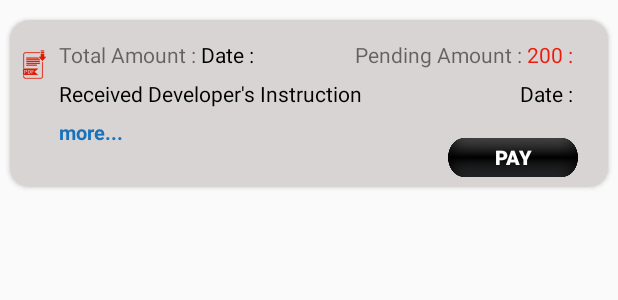
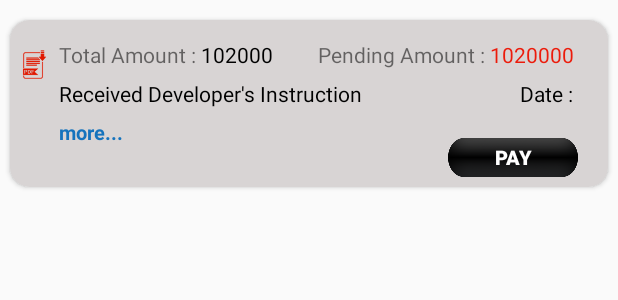
Before and after one commit to providergys/MarkLawChambers, an Android app: the layout invoice_item_list.xml on its own in the app's theme, with its tools: preview values and no code run, on a phone screen of 412 x 824 dp. Shown: the top 300 px of the screen. Run offline under Robolectric (Android 15) with nearby library versions, the light colour scheme and no system bars.

Commit message:
17 Marchhh  sunakshi commit

```diff
--- a/app/src/main/java/com/demo/adapter/AllDatatAdapter.java
+++ b/app/src/main/java/com/demo/adapter/AllDatatAdapter.java
@@ -78,7 +78,7 @@ public class AllDatatAdapter extends RecyclerView.Adapter<AllDatatAdapter.ViewHo
     holder.itemView.setOnClickListener(new View.OnClickListener() {
         @Override
         public void onClick(View view) {
-            context.startActivity(new Intent(context, SharingActivity.class));
+            context.startActivity(new Intent(context, SharingActivity.class).addFlags(Intent.FLAG_ACTIVITY_NEW_TASK));
         }
     });
     }
--- a/app/src/main/java/com/demo/adapter/CaseUpdateAdapter.java
+++ b/app/src/main/java/com/demo/adapter/CaseUpdateAdapter.java
@@ -59,6 +59,7 @@ public class CaseUpdateAdapter extends RecyclerView.Adapter<CaseUpdateAdapter.Vi
             @Override
             public void onClick(View view) {
                 Intent intent = new Intent(context, CaseDetailActivity.class);
+                intent. addFlags(Intent.FLAG_ACTIVITY_NEW_TASK);
                 intent.putExtra("caseTitle",myListData.getTitle());
                 Bundle b = new Bundle();
                 b.putSerializable("selectedContacts", myListData.getCases());
--- a/app/src/main/java/com/demo/adapter/InVoiceAdapter.java
+++ b/app/src/main/java/com/demo/adapter/InVoiceAdapter.java
@@ -54,6 +54,8 @@ public class InVoiceAdapter extends RecyclerView.Adapter<InVoiceAdapter.ViewHold
            @Override
            public void onClick(View view) {
                Intent intent=new Intent(context, PdfViewActivity.class);
+               intent. addFlags(Intent.FLAG_ACTIVITY_NEW_TASK);
+
                intent.putExtra("pdfLink",listdata.get(position).getInvoice_detail().getInvoice_detail());
                context.startActivity(intent);
            }
@@ -63,6 +65,8 @@ public class InVoiceAdapter extends RecyclerView.Adapter<InVoiceAdapter.ViewHold
            @Override
            public void onClick(View view) {
                Intent intent = new Intent(context, InVoiceActivity.class);
+               intent. addFlags(Intent.FLAG_ACTIVITY_NEW_TASK);
+
                intent.putExtra(Constants.INVOICE_ID,myListData.getInvoice_detail().getId());
                intent.putExtra(Constants.INVOICE_NUMBER, myListData.getInvoice_detail().getInvoice_number());
                intent.putExtra(Constants.INVOICE_AMOUNT, myListData.getInvoice_detail().getInvoice_amount());
@@ -78,6 +82,7 @@ public class InVoiceAdapter extends RecyclerView.Adapter<InVoiceAdapter.ViewHold
 
                holder.binding.hideTextNew.setVisibility(View.VISIBLE);
                holder.binding.moreTextNew.setVisibility(View.GONE);
+
                holder.binding.transactionRecycler.setVisibility(View.VISIBLE);
 
                holder.binding.transactionRecycler.setLayoutManager(new LinearLayoutManager(context, LinearLayoutManager.VERTICAL, false));
--- a/app/src/main/java/com/demo/adapter/RecentActivityAdapter.java
+++ b/app/src/main/java/com/demo/adapter/RecentActivityAdapter.java
@@ -41,7 +41,7 @@ public class RecentActivityAdapter extends RecyclerView.Adapter<RecentActivityAd
         holder.binding.listLinear.setOnClickListener(new View.OnClickListener() {
             @Override
             public void onClick(View view) {
-               context.startActivity(new Intent(context, RecentDetailActivity.class).putExtra("content",myListData.getContent()).putExtra("image",myListData.getImage()));
+               context.startActivity(new Intent(context, RecentDetailActivity.class).addFlags(Intent.FLAG_ACTIVITY_NEW_TASK).putExtra("content",myListData.getContent()).putExtra("image",myListData.getImage()));
             }
         });
     }
--- a/app/src/main/java/com/demo/adapter/SupportAdapter.java
+++ b/app/src/main/java/com/demo/adapter/SupportAdapter.java
@@ -49,7 +49,8 @@ public class SupportAdapter extends RecyclerView.Adapter<SupportAdapter.ViewHold
         holder.binding.teamreadText.setOnClickListener(new View.OnClickListener() {
             @Override
             public void onClick(View view) {
-                context.startActivity(new Intent(context, TeamDetail.class)
+                context.startActivity(new Intent(context, TeamDetail.class).addFlags(Intent.FLAG_ACTIVITY_NEW_TASK)
+
                         .putExtra("teamImage",myListData.getImage()).putExtra("Description",myListData.getContent()));
             }
         });
--- a/app/src/main/java/com/demo/adapter/TransacionHistoryAdapter.java
+++ b/app/src/main/java/com/demo/adapter/TransacionHistoryAdapter.java
@@ -55,6 +55,7 @@ public class TransacionHistoryAdapter extends RecyclerView.Adapter<TransacionHis
             holder.binding.amountCheck.setVisibility(View.GONE);
             holder.binding.historyAmount.setVisibility(View.GONE);
             holder.binding.historyDate.setVisibility(View.GONE);
+            holder.binding.receiptText.setVisibility(View.GONE);
 
         }
 
@@ -63,10 +64,13 @@ public class TransacionHistoryAdapter extends RecyclerView.Adapter<TransacionHis
             holder.binding.amountCheck.setVisibility(View.VISIBLE);
             holder.binding.historyAmount.setText(myListData.getAmount());
             holder.binding.historyDate.setText(myListData.getPay_date());
+            holder.binding.receiptText.setVisibility(View.VISIBLE);
             holder.binding.receiptText.setOnClickListener(new View.OnClickListener() {
                 @Override
                 public void onClick(View view) {
                     Intent intent=new Intent(context, PdfViewActivity.class);
+                    intent. addFlags(Intent.FLAG_ACTIVITY_NEW_TASK);
+
                     intent.putExtra("pdfLink",myListData.getInvoice_link());
                     context.startActivity(intent);
 
--- a/app/src/main/res/layout/activity_team_detail.xml
+++ b/app/src/main/res/layout/activity_team_detail.xml
@@ -22,11 +22,12 @@
             android:src="@drawable/ic_arrow_back_black"
             android:id="@+id/backTeam"/>
         <ImageView
+
             android:layout_marginTop="@dimen/_10sdp"
             android:layout_below="@+id/backTeam"
             android:id="@+id/teamImage"
             android:layout_width="match_parent"
-            android:layout_height="wrap_content"
+            android:layout_height="@dimen/_400sdp"
             android:src="@drawable/activity1"
             android:scaleType="fitXY"
             android:padding="@dimen/_10sdp"/>
--- a/app/src/main/res/layout/invoice_item_list.xml
+++ b/app/src/main/res/layout/invoice_item_list.xml
@@ -59,7 +59,7 @@
                             android:layout_width="wrap_content"
                             android:layout_height="wrap_content"
                             android:layout_marginTop="@dimen/_5sdp"
-                            android:text="Date : "
+                            android:text="102000 "
                             android:textColor="@color/colorPrimary" />
 
                     </LinearLayout>
@@ -68,7 +68,8 @@
                         android:layout_width="0dp"
                         android:layout_height="wrap_content"
                         android:layout_weight="2"
-                        android:gravity="end">
+                        android:orientation="horizontal"
+                        android:gravity="start">
 
                         <TextView
                             android:layout_width="wrap_content"
@@ -78,10 +79,10 @@
 
                         <TextView
                             android:id="@+id/invoicePAmount"
-                            android:layout_width="wrap_content"
+                            android:layout_width="match_parent"
                             android:layout_height="wrap_content"
                             android:layout_marginTop="@dimen/_5sdp"
-                            android:text="200 : "
+                            android:text="1020000"
                             android:textColor="#EC1B0B" />
 
                     </LinearLayout>
```
Also changed, not shown: app/src/main/java/com/demo/activities/MessageActivity.java (+78 -18 lines), app/src/main/java/com/demo/activities/TeamDetail.java (+2 -8 lines).
